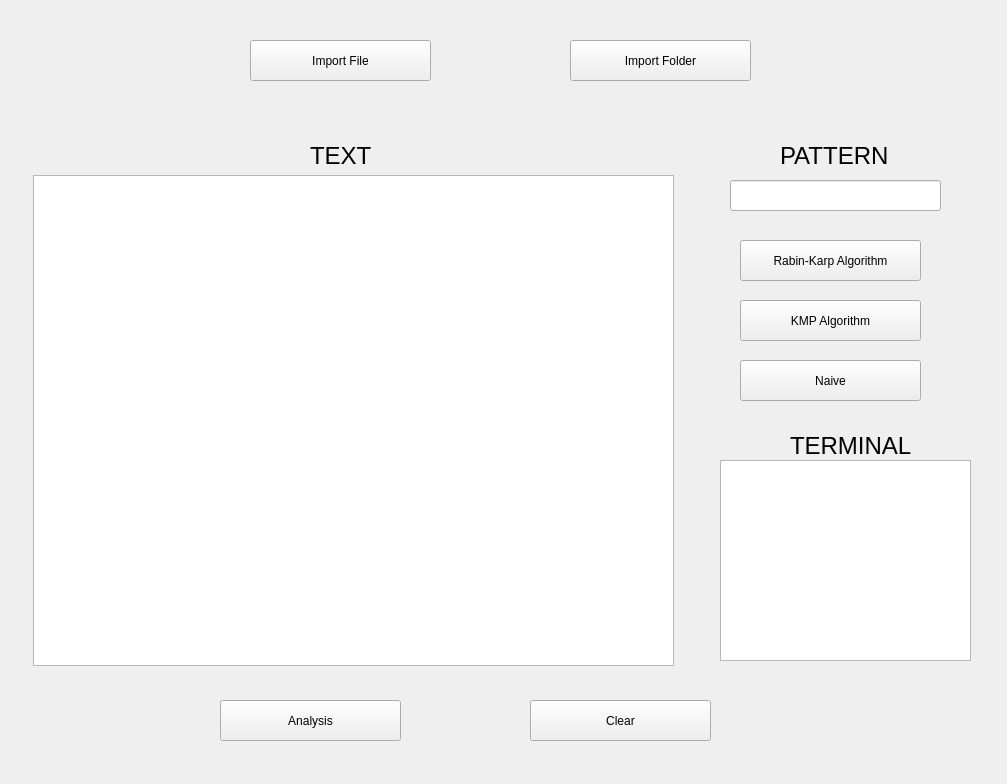
First picture: the form in StringMatching.ui, repository ABHI2410/StringMatching, before the edit.
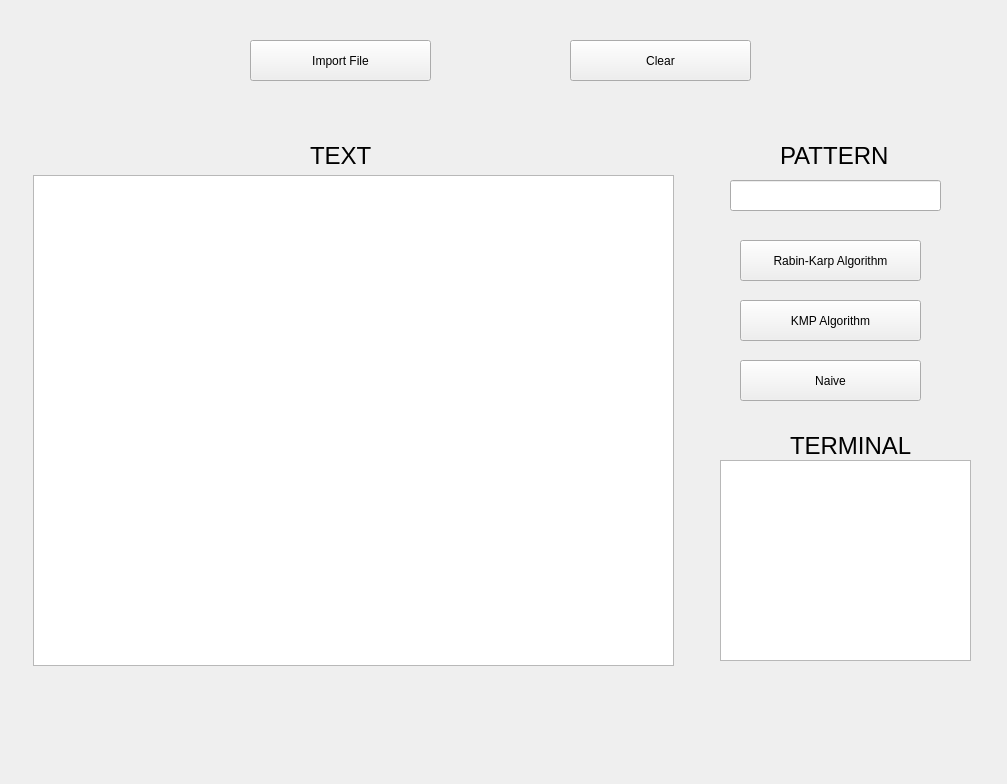
Second picture: the form after the edit.

The edit to the form file:
```diff
--- a/StringMatching.ui
+++ b/StringMatching.ui
@@ -46,7 +46,7 @@
     </rect>
    </property>
    <property name="text">
-    <string>Import Folder</string>
+    <string>Clear</string>
    </property>
   </widget>
   <widget class="QPushButton" name="pushButton_5">
@@ -88,19 +88,6 @@
     <string>Naive</string>
    </property>
   </widget>
-  <widget class="QPushButton" name="pushButton_8">
-   <property name="geometry">
-    <rect>
-     <x>220</x>
-     <y>700</y>
-     <width>181</width>
-     <height>41</height>
-    </rect>
-   </property>
-   <property name="text">
-    <string>Analysis</string>
-   </property>
-  </widget>
   <widget class="QLineEdit" name="lineEdit">
    <property name="geometry">
     <rect>
@@ -147,19 +134,6 @@
     <string>PATTERN</string>
    </property>
   </widget>
-  <widget class="QPushButton" name="pushButton_9">
-   <property name="geometry">
-    <rect>
-     <x>530</x>
-     <y>700</y>
-     <width>181</width>
-     <height>41</height>
-    </rect>
-   </property>
-   <property name="text">
-    <string>Clear</string>
-   </property>
-  </widget>
   <widget class="QTextEdit" name="textEdit_2">
    <property name="geometry">
     <rect>
```
